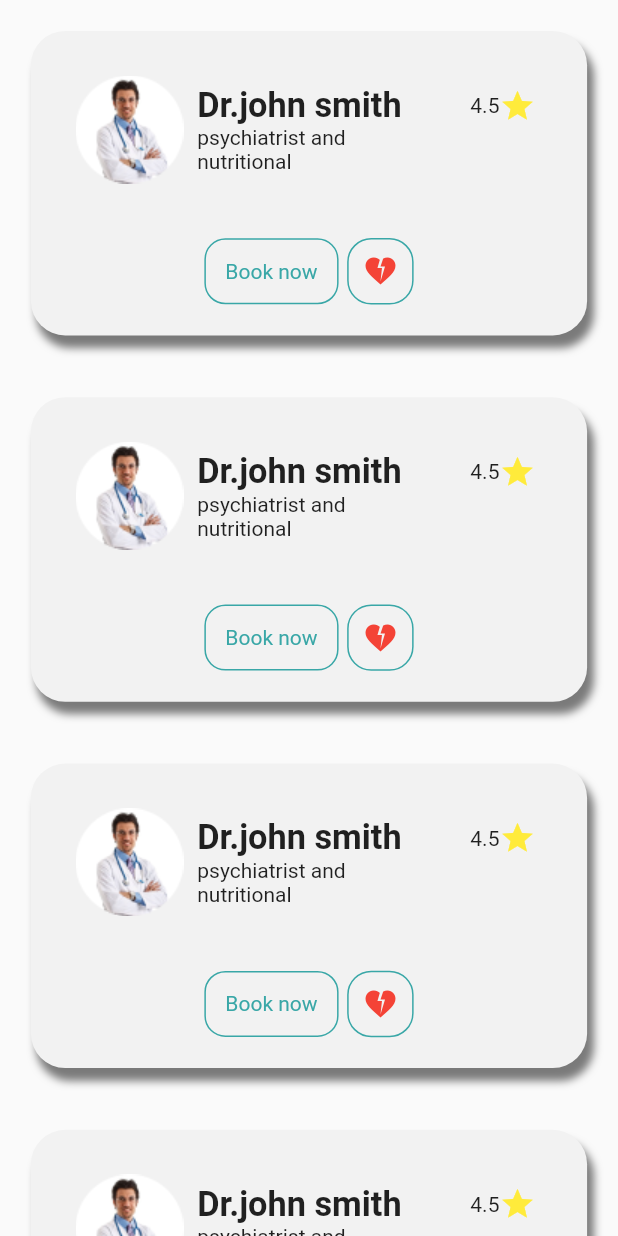
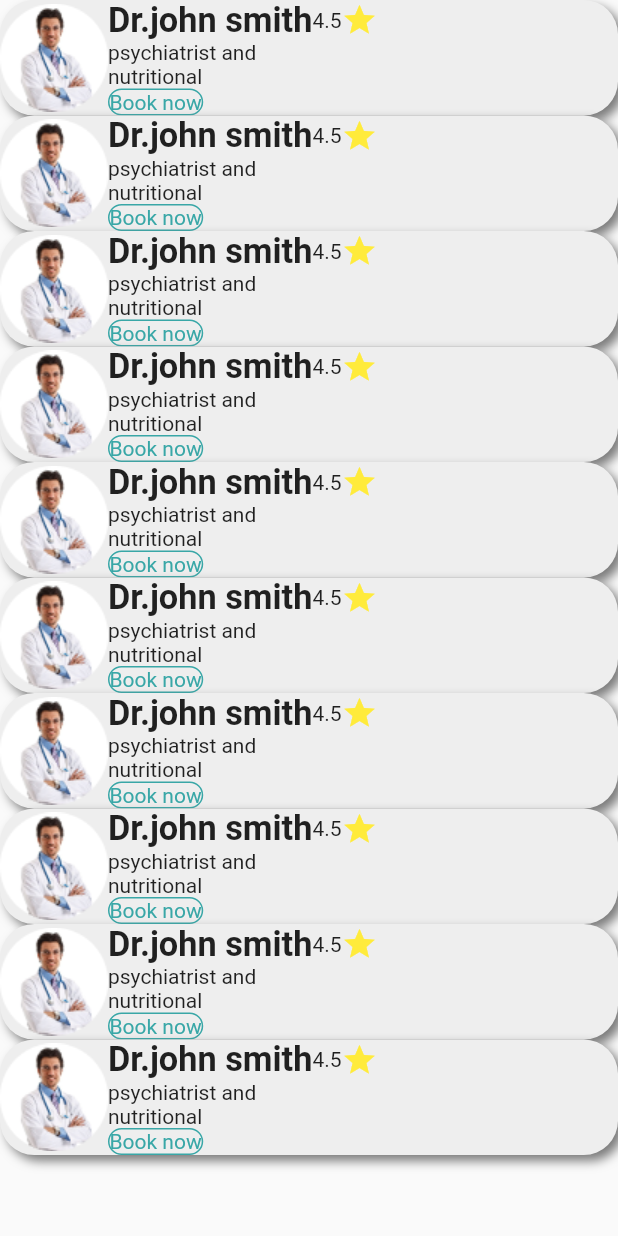
Before and after one commit to Euphoria-Team-Nutri-Mind-App-Website/NutriMind_Flutter, a Flutter app: the DoctorWidget widget shown alone on an empty page, opened directly, on a phone screen of 412 x 824 dp. Run offline on Flutter 3.47's test engine with Material 2 defaults, Android fonts, the light colour scheme and no system bars; our stand-ins replace animated_splash_screen, bloc, flutter_bloc, flutter_screenutil, numberpicker, page_transition; missing offline and left inert: flutter_verification_code.

Commit message:
Update Patient Home Screen

```diff
--- a/lib/main.dart
+++ b/lib/main.dart
@@ -4,12 +4,13 @@ import 'modules/ui/Patient_screens/patient_auth_screens/patient_login_screen.dar
 import 'modules/ui/Patient_screens/patient_auth_screens/patient_sign_up_screen.dart';
 import 'modules/ui/Patient_screens/patient_first_set_tall_weight_screens/patient_set_tall.dart';
 import 'modules/ui/Patient_screens/patient_first_set_tall_weight_screens/patient_set_weight.dart';
+import 'modules/ui/Patient_screens/patient_home_screen/patient_home_screen.dart';
+import 'modules/ui/Patient_screens/patient_notifications/patient_notifications.dart';
 import 'modules/ui/Patient_screens/patient_password_screens/patient_create_password_screen.dart';
 import 'modules/ui/Patient_screens/patient_password_screens/patient_forget_password_screen.dart';
 import 'modules/ui/Patient_screens/patient_password_screens/patient_verification_screen.dart';
 import 'modules/ui/continue_screen.dart';
 import 'modules/ui/interface_screen.dart';
-import 'modules/ui/patient_home_screen/patient_home_screen.dart';
 import 'modules/ui/splash_screen.dart';
 
 void main() => runApp(const MyApp());
@@ -37,7 +38,7 @@ class MyApp extends StatelessWidget {
               'PatientSetTallScreen': (context) => const PatientSetTallScreen(),
               'PatientSetWeightScreen': (context) => const PatientSetWeightScreen(),
               'PatientHomeScreen': (context) => const PatientHomeScreen(),
-
+              'PatientNotificationsScreen' : (context) => const PatientNotificationsScreen(),
             },
           );
         });
--- a/lib/modules/ui/Patient_screens/patient_auth_screens/patient_sign_up_screen.dart
+++ b/lib/modules/ui/Patient_screens/patient_auth_screens/patient_sign_up_screen.dart
@@ -4,7 +4,7 @@ import 'package:flutter_screenutil/flutter_screenutil.dart';
 import '../../../../shared/Constants/colors.dart';
 import '../../../../shared/widgets/screens_widgets.dart';
 import '../../../blocs/auth_cubit/auth_cubit.dart';
-import '../../patient_home_screen/patient_home_screen.dart';
+import '../patient_home_screen/patient_home_screen.dart';
 
 class PatientSignUpScreen extends StatelessWidget {
   final nameController = TextEditingController();
--- a/lib/modules/ui/doctors_screen/doctor_widget.dart
+++ b/lib/modules/ui/doctors_screen/doctor_widget.dart
@@ -8,40 +8,27 @@ class DoctorWidget extends StatelessWidget {
 
   @override
   Widget build(BuildContext context) {
-    return Column(
-      children: [
-        SizedBox(
-          height: MediaQuery.of(context).size.height,
-          child: ListView.builder(
+    return ListView.builder(
       itemCount: 10,
       scrollDirection: Axis.vertical,
-            itemBuilder: (context, index) => Padding(
-              padding: EdgeInsets.all(18.sp),
-              child: Container(
-                height: 170.h,
-                width: 350.w,
+      itemBuilder: (context, index) => Container(
         decoration: BoxDecoration(
-                  color: MyColors.light2Grey,
+          color: MyColors.lightGrey,
           borderRadius: BorderRadius.circular(20.r),
           boxShadow: const [
             BoxShadow(
               color: MyColors.grey,
-                      blurRadius: 4,
-                      offset: Offset(4, 8), // Shadow position
+              blurRadius: 5,
+              offset: Offset(4, 4), // Shadow position
             ),
           ],
         ),
-                child: Padding(
-                  padding: EdgeInsets.all(18.sp),
         child: Column(
           mainAxisAlignment: MainAxisAlignment.spaceBetween,
           children: [
             Row(
               children: [
-                          Padding(
-                            padding: EdgeInsets.all(8.sp),
-                            child: Image.asset("assets/images/doctor.png"),
-                          ),
+                Image.asset("assets/images/doctor.png"),
                 Column(
                   mainAxisAlignment: MainAxisAlignment.start,
                   crossAxisAlignment: CrossAxisAlignment.start,
@@ -51,10 +38,9 @@ class DoctorWidget extends StatelessWidget {
                         Text(
                           "Dr.john smith",
                           style: TextStyle(
-                                        fontWeight: FontWeight.bold,
-                                        fontSize: 20.sp),
+                              fontWeight: FontWeight.bold, fontSize: 20.sp),
                         ),
-                                  SizedBox(width: 40.w),
+                        // SizedBox(width: 40.w),
                         const Row(
                           children: [
                             Text("4.5"),
@@ -68,54 +54,25 @@ class DoctorWidget extends StatelessWidget {
                     ),
                     const Text("psychiatrist and"),
                     const Text("nutritional"),
-                            ],
-                          )
-                        ],
-                      ),
-                      Row(
-                        mainAxisAlignment: MainAxisAlignment.center,
-                        children: [
                     InkWell(
-                            onTap: () {
-                              Navigator.pushNamed(
-                                  context, 'RegistrationScreen');
-                            },
+                      onTap: () {},
                       child: Container(
                         decoration: BoxDecoration(
                             borderRadius: BorderRadius.circular(14),
                             border: Border.all(color: MyColors.darkBlue)),
-                              child: const Padding(
-                                padding: EdgeInsets.all(13.0),
-                                child: Text(
+                        child: const Text(
                           "Book now",
                           style: TextStyle(color: MyColors.darkBlue),
                         ),
                       ),
                     ),
-                          ),
-                          SizedBox(width: 5.w),
-                          Container(
-                            decoration: BoxDecoration(
-                                borderRadius: BorderRadius.circular(14.r),
-                                border: Border.all(color: MyColors.darkBlue)),
-                            child: Padding(
-                              padding: EdgeInsets.all(8.sp),
-                              child: const Icon(
-                                Icons.heart_broken,
-                                color: Colors.red,
-                              ),
-                            ),
-                          )
                   ],
                 )
               ],
             ),
+          ],
         ),
       ),
-            ),
-          ),
-        )
-      ],
     );
   }
 }
```
Also changed, not shown: lib/modules/ui/Patient_screens/patient_home_screen/patient_home_screen.dart (renamed from lib/modules/ui/patient_home_screen/patient_home_screen.dart, +22 -27 lines), lib/modules/ui/Patient_screens/patient_home_screen/patient_home_services-bar.dart (added, +159 -0 lines), lib/modules/ui/Patient_screens/patient_notifications/patient_notifications.dart (added, +10 -0 lines), lib/modules/ui/patient_home_screen/patient_home_bar.dart (deleted, +0 -168 lines), lib/shared/widgets/screens_widgets.dart (+39 -1 lines), assets/images/bell.png (added), lib/generated/assets.dart. Lines whose indentation alone changed are shown as unchanged.
